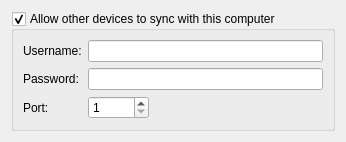
Qt form mnemosyne/mnemosyne/pyqt_ui/configuration_wdgt_sync_server.ui (mnemosyne-proj/mnemosyne) before a commit.
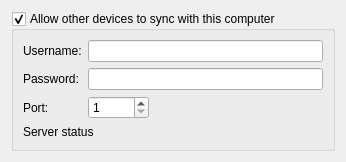
The same form after that commit.

Patch:
```diff
--- a/mnemosyne/mnemosyne/pyqt_ui/configuration_wdgt_sync_server.ui
+++ b/mnemosyne/mnemosyne/pyqt_ui/configuration_wdgt_sync_server.ui
@@ -7,7 +7,7 @@
     <x>0</x>
     <y>0</y>
     <width>346</width>
-    <height>138</height>
+    <height>157</height>
    </rect>
   </property>
   <property name="windowTitle">
@@ -94,6 +94,13 @@
         </item>
        </layout>
       </item>
+      <item>
+       <widget class="QLabel" name="server_status">
+        <property name="text">
+         <string>Server status</string>
+        </property>
+       </widget>
+      </item>
      </layout>
     </widget>
    </item>
```
